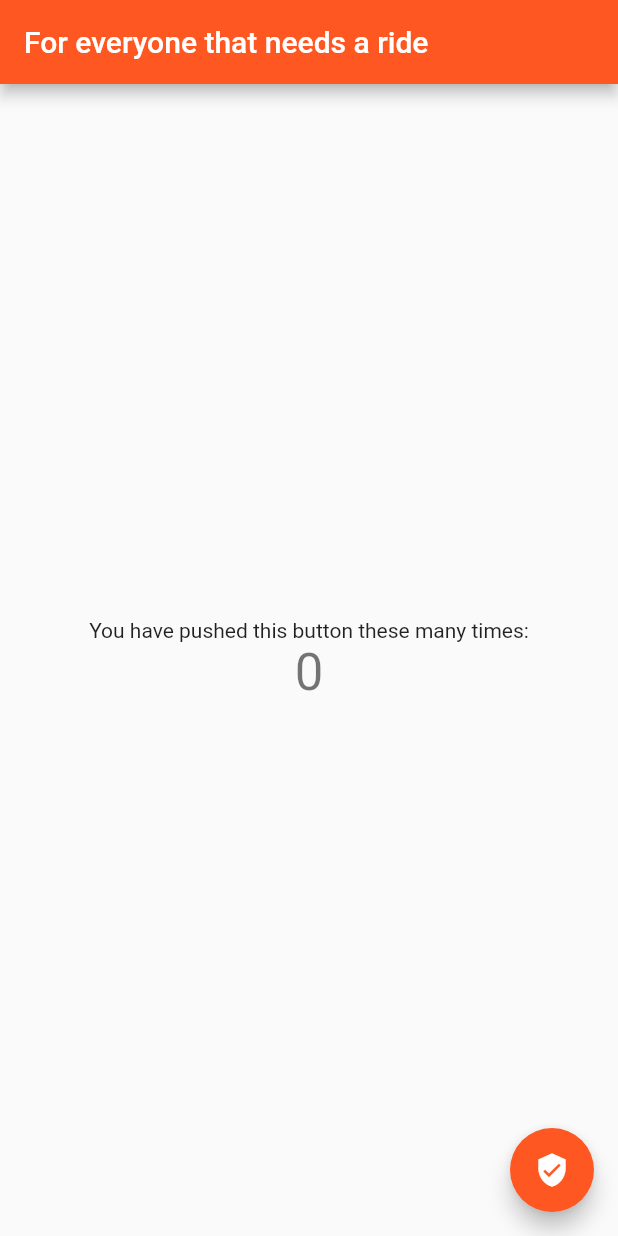
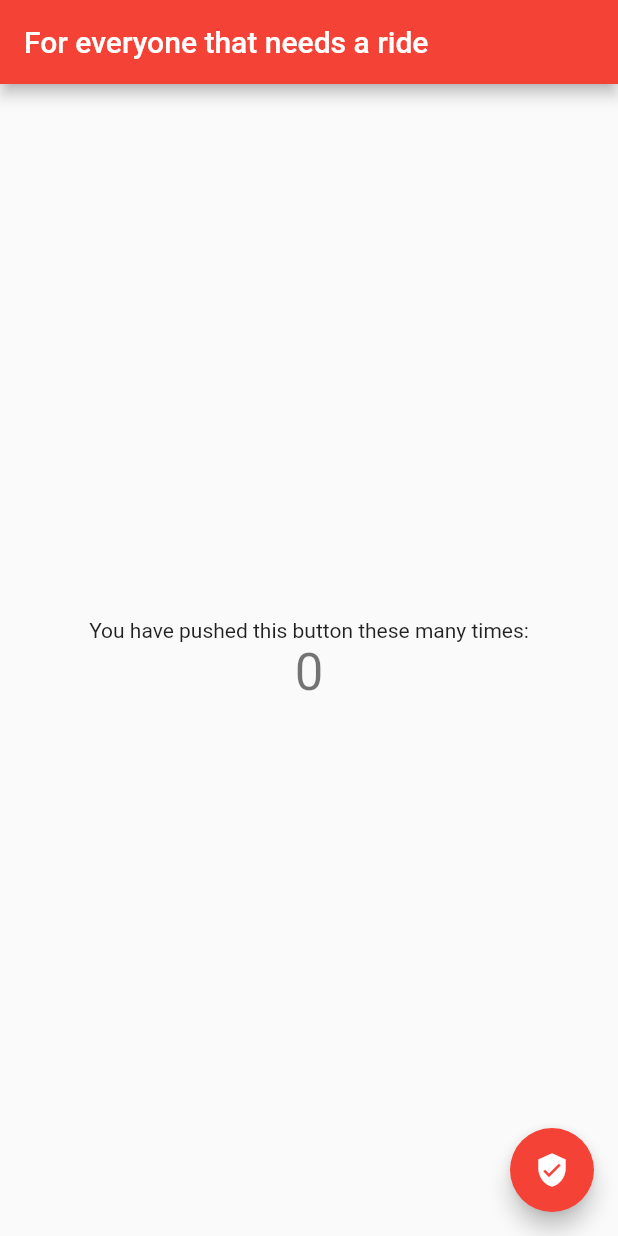
Before and after one commit to Jigyasusinghchouhan/cab_booking, a Flutter app: the screen it shows after launch, on a phone screen of 412 x 824 dp. Run offline on Flutter 3.47's test engine with Material 2 defaults, Android fonts, the phone set to English and light mode, and no system bars.

Commit message:
Gaurav's second commit

```diff
--- a/lib/main.dart
+++ b/lib/main.dart
@@ -12,7 +12,7 @@ class MyApp extends StatelessWidget {
     return MaterialApp(
       title: 'MiCab',
       theme: ThemeData(
-        primarySwatch: Colors.deepOrange,
+        primarySwatch: Colors.red,
       ),
       home: const MyHomePage(title: 'For everyone that needs a ride'),
     );
```
